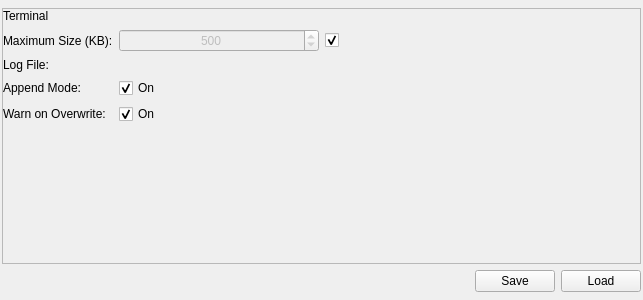
First picture: the form in CoActionOS-Link/CAOS-Link/Preferences.ui, repository CoActionOS/CoActionOS-Desktop, before the edit.
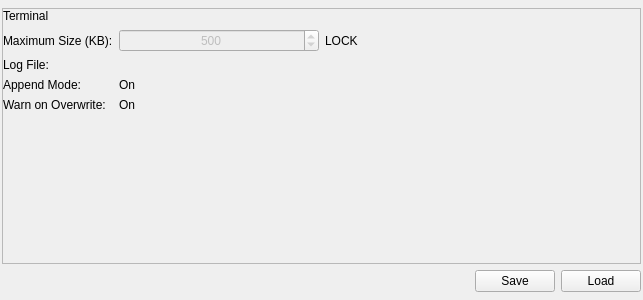
Second picture: the form after the edit. Custom widgets are drawn as their Qt base class.

Diff of the .ui file:
```diff
--- a/CoActionOS-Link/CAOS-Link/Preferences.ui
+++ b/CoActionOS-Link/CAOS-Link/Preferences.ui
@@ -110,15 +110,9 @@
           </widget>
          </item>
          <item>
-          <widget class="QCheckBox" name="terminalMaximumSizeLockCheckBox">
-           <property name="enabled">
-            <bool>true</bool>
-           </property>
+          <widget class="CLock" name="terminalMaximumSizeLockCheckBox">
            <property name="text">
-            <string/>
-           </property>
-           <property name="checked">
-            <bool>true</bool>
+            <string>LOCK</string>
            </property>
           </widget>
          </item>
@@ -148,36 +142,24 @@
          </property>
         </widget>
        </item>
-       <item row="7" column="1">
-        <widget class="QCheckBox" name="terminalAppendModeCheckBox">
-         <property name="enabled">
-          <bool>true</bool>
-         </property>
-         <property name="text">
-          <string>On</string>
-         </property>
-         <property name="checked">
-          <bool>true</bool>
-         </property>
-        </widget>
-       </item>
-       <item row="8" column="0">
+       <item row="9" column="0">
         <widget class="QLabel" name="terminalWarnOverwriteLabel">
          <property name="text">
           <string>Warn on Overwrite:</string>
          </property>
         </widget>
        </item>
-       <item row="8" column="1">
-        <widget class="QCheckBox" name="terminalWarnOverwriteCheckBox">
-         <property name="enabled">
-          <bool>true</bool>
-         </property>
+       <item row="7" column="1">
+        <widget class="CCheckbox" name="terminalAppendModeCheckBox">
          <property name="text">
           <string>On</string>
          </property>
-         <property name="checked">
-          <bool>true</bool>
+        </widget>
+       </item>
+       <item row="9" column="1">
+        <widget class="CCheckbox" name="terminalWarnOverwriteCheckBox">
+         <property name="text">
+          <string>On</string>
          </property>
         </widget>
        </item>
@@ -225,6 +207,16 @@
    <header>CSdk/CLineEdit.h</header>
    <container>1</container>
   </customwidget>
+  <customwidget>
+   <class>CLock</class>
+   <extends>QLabel</extends>
+   <header>CSdk/CLock.h</header>
+  </customwidget>
+  <customwidget>
+   <class>CCheckbox</class>
+   <extends>QLabel</extends>
+   <header>CSdk/CCheckbox.h</header>
+  </customwidget>
  </customwidgets>
  <tabstops>
   <tabstop>terminalMaximumSizeSpinBox</tabstop>
```
Left out of the diff: 31 changed lines with no effect on the pictures.
